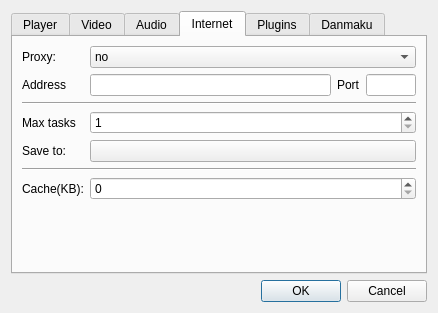
The window that src/settingsdialog.ui (coslyk/moonplayer) describes before a commit, drawn with Qt 5.
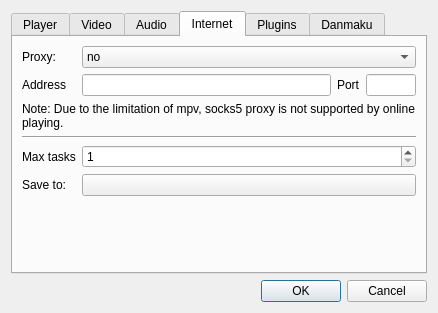
The same window after the commit. The open tabs and pages were chosen to show the change.

Commit message: Let mpv set cache itself

```diff
--- a/src/settingsdialog.ui
+++ b/src/settingsdialog.ui
@@ -168,10 +168,26 @@
        <string>Internet</string>
       </attribute>
       <layout class="QGridLayout" name="gridLayout_3">
-       <item row="0" column="0">
-        <widget class="QLabel" name="proxyLabel">
+       <item row="6" column="0">
+        <spacer name="verticalSpacer_3">
+         <property name="orientation">
+          <enum>Qt::Vertical</enum>
+         </property>
+         <property name="sizeHint" stdset="0">
+          <size>
+           <width>20</width>
+           <height>2</height>
+          </size>
+         </property>
+        </spacer>
+       </item>
+       <item row="5" column="1" colspan="3">
+        <widget class="QPushButton" name="dirButton"/>
+       </item>
+       <item row="1" column="0">
+        <widget class="QLabel" name="addressLabel">
          <property name="text">
-          <string>Proxy:</string>
+          <string>Address</string>
          </property>
         </widget>
        </item>
@@ -194,20 +210,38 @@
          </item>
         </widget>
        </item>
-       <item row="1" column="0">
-        <widget class="QLabel" name="addressLabel">
+       <item row="0" column="0">
+        <widget class="QLabel" name="proxyLabel">
          <property name="text">
-          <string>Address</string>
+          <string>Proxy:</string>
          </property>
         </widget>
        </item>
-       <item row="1" column="1">
-        <widget class="QLineEdit" name="proxyEdit"/>
+       <item row="5" column="0">
+        <widget class="QLabel" name="label_3">
+         <property name="text">
+          <string>Save to:</string>
+         </property>
+        </widget>
        </item>
-       <item row="1" column="2">
-        <widget class="QLabel" name="portLabel">
+       <item row="4" column="1" colspan="3">
+        <widget class="QSpinBox" name="maxTaskSpinBox">
+         <property name="minimum">
+          <number>1</number>
+         </property>
+        </widget>
+       </item>
+       <item row="4" column="0">
+        <widget class="QLabel" name="maxTaskLabel">
          <property name="text">
-          <string>Port</string>
+          <string>Max tasks</string>
+         </property>
+        </widget>
+       </item>
+       <item row="3" column="0" colspan="4">
+        <widget class="Line" name="line_2">
+         <property name="orientation">
+          <enum>Qt::Horizontal</enum>
          </property>
         </widget>
        </item>
@@ -227,71 +261,26 @@
          </property>
         </widget>
        </item>
+       <item row="1" column="2">
+        <widget class="QLabel" name="portLabel">
+         <property name="text">
+          <string>Port</string>
+         </property>
+        </widget>
+       </item>
+       <item row="1" column="1">
+        <widget class="QLineEdit" name="proxyEdit"/>
+       </item>
        <item row="2" column="0" colspan="4">
-        <widget class="Line" name="line_2">
-         <property name="orientation">
-          <enum>Qt::Horizontal</enum>
-         </property>
-        </widget>
-       </item>
-       <item row="3" column="0">
-        <widget class="QLabel" name="maxTaskLabel">
+        <widget class="QLabel" name="label">
          <property name="text">
-          <string>Max tasks</string>
+          <string>Note: Due to the limitation of mpv, socks5 proxy is not supported by online playing.</string>
          </property>
-        </widget>
-       </item>
-       <item row="3" column="1" colspan="3">
-        <widget class="QSpinBox" name="maxTaskSpinBox">
-         <property name="minimum">
-          <number>1</number>
+         <property name="wordWrap">
+          <bool>true</bool>
          </property>
         </widget>
        </item>
-       <item row="4" column="0">
-        <widget class="QLabel" name="label_3">
-         <property name="text">
-          <string>Save to:</string>
-         </property>
-        </widget>
-       </item>
-       <item row="4" column="1" colspan="3">
-        <widget class="QPushButton" name="dirButton"/>
-       </item>
-       <item row="5" column="0" colspan="4">
-        <widget class="Line" name="line">
-         <property name="orientation">
-          <enum>Qt::Horizontal</enum>
-         </property>
-        </widget>
-       </item>
-       <item row="6" column="0">
-        <widget class="QLabel" name="label_4">
-         <property name="text">
-          <string>Cache(KB):</string>
-         </property>
-        </widget>
-       </item>
-       <item row="6" column="1" colspan="3">
-        <widget class="QSpinBox" name="cacheSpinBox">
-         <property name="maximum">
-          <number>20480</number>
-         </property>
-        </widget>
-       </item>
-       <item row="7" column="0">
-        <spacer name="verticalSpacer_3">
-         <property name="orientation">
-          <enum>Qt::Vertical</enum>
-         </property>
-         <property name="sizeHint" stdset="0">
-          <size>
-           <width>20</width>
-           <height>2</height>
-          </size>
-         </property>
-        </spacer>
-       </item>
       </layout>
      </widget>
      <widget class="QWidget" name="pluginsTab">
```
The commit also changes 5 other files.
